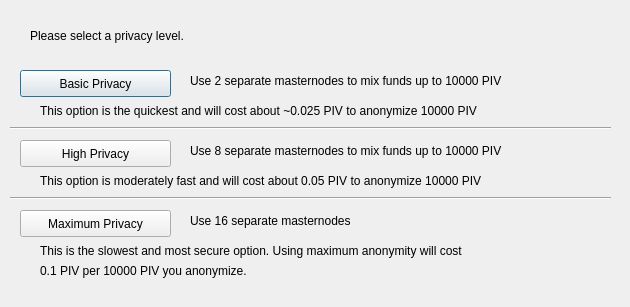
IgorShatalov/allcoin, file src/qt/forms/obfuscationconfig.ui: the form before one commit.
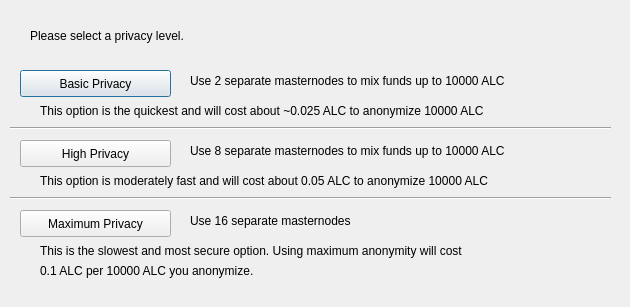
The form after the commit.

```diff
--- a/src/qt/forms/obfuscationconfig.ui
+++ b/src/qt/forms/obfuscationconfig.ui
@@ -75,7 +75,7 @@
     </rect>
    </property>
    <property name="text">
-    <string>Use 2 separate masternodes to mix funds up to 10000 PIV</string>
+    <string>Use 2 separate masternodes to mix funds up to 10000 ALC</string>
    </property>
   </widget>
   <widget class="QLabel" name="label_3">
@@ -88,7 +88,7 @@
     </rect>
    </property>
    <property name="text">
-    <string>Use 8 separate masternodes to mix funds up to 10000 PIV</string>
+    <string>Use 8 separate masternodes to mix funds up to 10000 ALC</string>
    </property>
   </widget>
   <widget class="QLabel" name="label_4">
@@ -114,7 +114,7 @@
     </rect>
    </property>
    <property name="text">
-    <string>This option is the quickest and will cost about ~0.025 PIV to anonymize 10000 PIV</string>
+    <string>This option is the quickest and will cost about ~0.025 ALC to anonymize 10000 ALC</string>
    </property>
   </widget>
   <widget class="QLabel" name="label_7">
@@ -127,7 +127,7 @@
     </rect>
    </property>
    <property name="text">
-    <string>This option is moderately fast and will cost about 0.05 PIV to anonymize 10000 PIV</string>
+    <string>This option is moderately fast and will cost about 0.05 ALC to anonymize 10000 ALC</string>
    </property>
   </widget>
   <widget class="QLabel" name="label_8">
@@ -153,7 +153,7 @@
     </rect>
    </property>
    <property name="text">
-    <string>0.1 PIV per 10000 PIV you anonymize.</string>
+    <string>0.1 ALC per 10000 ALC you anonymize.</string>
    </property>
   </widget>
   <widget class="Line" name="line">
```
